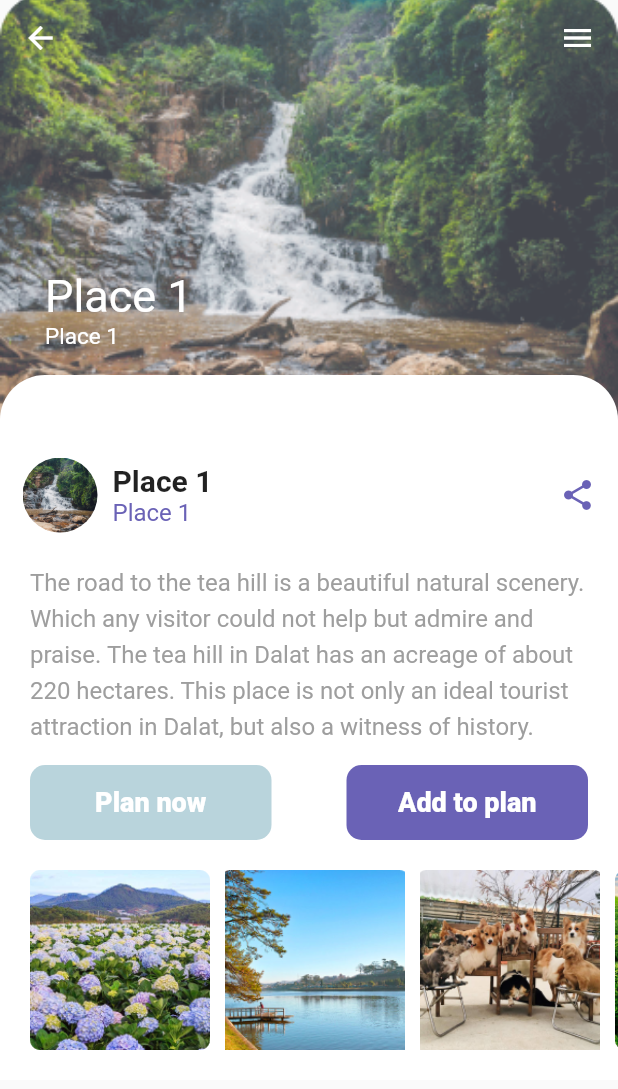
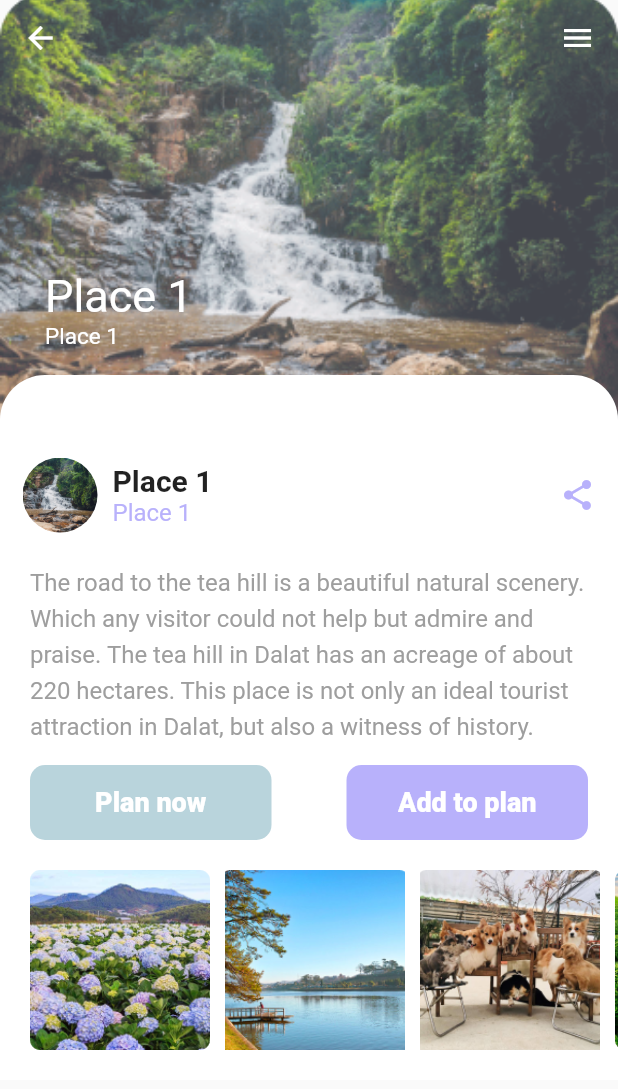
Before and after one commit to phanlankhanh/shecodes-keede, a Flutter app: the screen it shows after launch, after a tap on "Place 1", on a phone screen of 412 x 824 dp. Shown: the top 1089 px of the screen. Run offline on Flutter 3.47's test engine with Material 2 defaults, Android fonts, the phone set to English and light mode, and no system bars; our stand-ins replace flutter_svg; Roboto replaces fonts that are missing (Merriweather).

Commit message:
Solve color conflict

```diff
--- a/lib/style/color.dart
+++ b/lib/style/color.dart
@@ -2,8 +2,11 @@ import 'package:flutter/material.dart';
 
 class AppColors {
   static const white = Colors.white;
-  static const purple = Color(0xff6a62b6);
+  static const purple = Color(0xffB8B1FB);
+  static const darkPurple = Color(0xff6A62B7);
+  static const mainPurple = Color(0xff6a62b6);
   static const lightPurple = Color(0xffa6a6a6);
+
   static const iconGray = Color(0xff000000);
   static const primaryGreen = Color(0xff014519);
   static const secondaryGreen = Color(0xffAED6BC);
```
